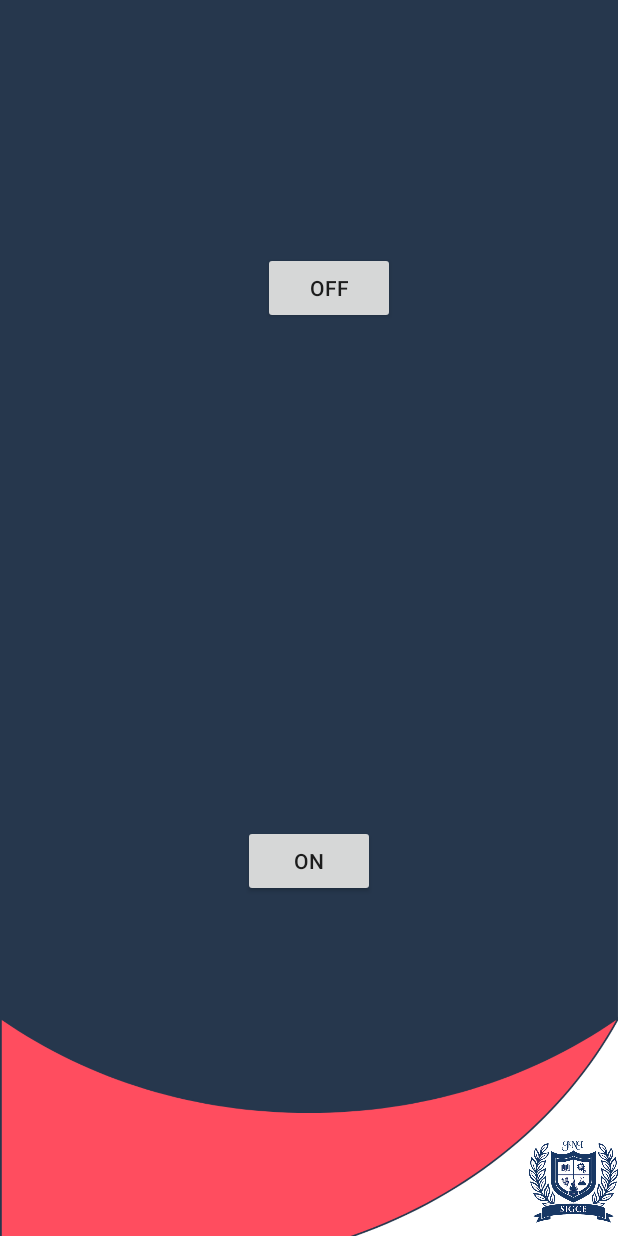
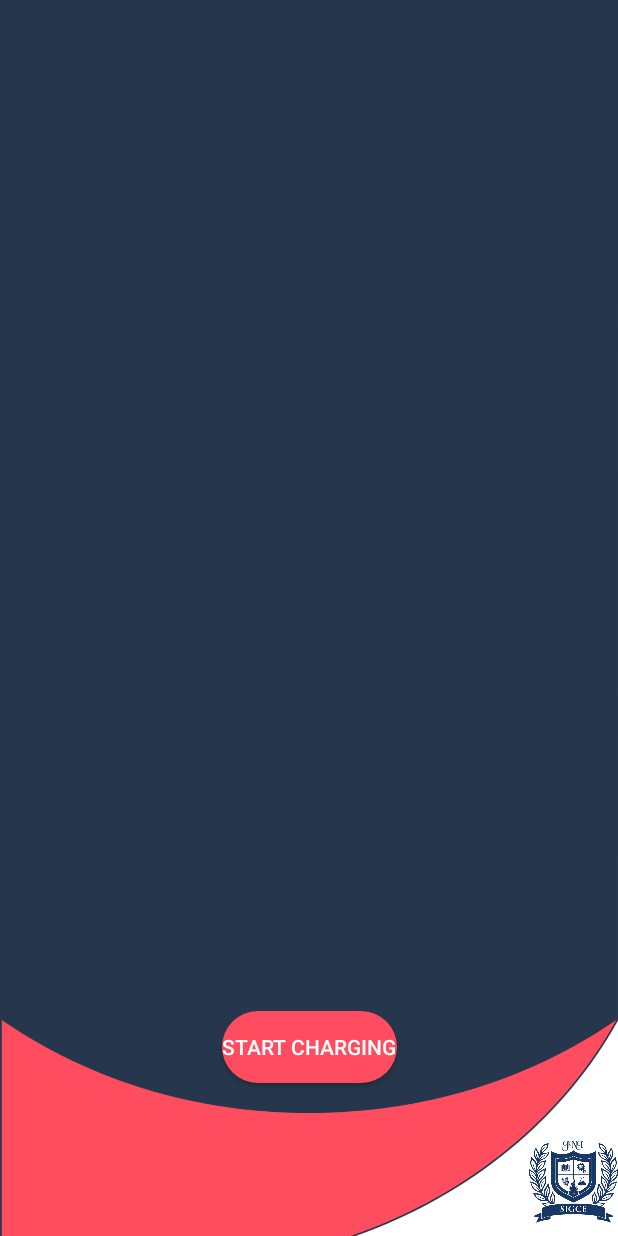
Before and after one commit to yashjariwala/CarChargerDYSM, an Android app: the startcharging screen opened directly, with no data from a screen before it, on a phone screen of 412 x 824 dp. Run offline under Robolectric (Android 15) with nearby library versions, the phone set to English and light mode, and no system bars; our stand-ins replace Firebase (no records; nobody signed in at launch, a user with empty details on screens opened directly).

Commit message:
Getting real time values from firebase database
Added code for start and stop charging and stuff!

```diff
--- a/app/build.gradle
+++ b/app/build.gradle
@@ -39,4 +39,6 @@ dependencies {
     androidTestImplementation 'androidx.test.ext:junit:1.1.2'
     androidTestImplementation 'androidx.test.espresso:espresso-core:3.3.0'
     implementation 'com.journeyapps:zxing-android-embedded:3.4.0'
+    // https://github.com/robinhood/ticker
+    implementation 'com.robinhood.ticker:ticker:2.0.2'
 }
--- a/app/src/main/AndroidManifest.xml
+++ b/app/src/main/AndroidManifest.xml
@@ -19,6 +19,7 @@
         <activity android:name=".PaymentGateway"></activity>
         <activity android:name=".qrScan"></activity>
         <activity android:name=".startcharging"></activity>
+        <activity android:name=".stopcharging"></activity>
         <activity android:name=".captureAct" android:screenOrientation="fullSensor" android:stateNotNeeded="true" android:windowSoftInputMode="stateAlwaysHidden"></activity>
         <activity android:name=".WelcomeScreen">
             <intent-filter>
--- a/app/src/main/java/com/dysm/carchargerdysm/startcharging.java
+++ b/app/src/main/java/com/dysm/carchargerdysm/startcharging.java
@@ -1,35 +1,35 @@
 package com.dysm.carchargerdysm;
 
+import android.content.Intent;
 import android.os.Bundle;
 import android.view.View;
-import android.webkit.WebView;
 import android.widget.Button;
+import android.widget.TextView;
+import android.widget.Toast;
 
+import androidx.annotation.NonNull;
+
+import com.google.firebase.database.DataSnapshot;
+import com.google.firebase.database.DatabaseError;
 import com.google.firebase.database.DatabaseReference;
 import com.google.firebase.database.FirebaseDatabase;
+import com.google.firebase.database.ValueEventListener;
 
 public class startcharging extends MainActivity{
     @Override
     protected void onCreate(Bundle savedInstanceState) {
         super.onCreate(savedInstanceState);
         setContentView(R.layout.startcharging);
-        Button ledon = findViewById(R.id.ledon);
-        ledon.setOnClickListener(new View.OnClickListener() {
+
+        Button startcharger = findViewById(R.id.chargeron);
+        startcharger.setOnClickListener(new View.OnClickListener() {
             @Override
             public void onClick(View v) {
                 FirebaseDatabase database = FirebaseDatabase.getInstance();
-                DatabaseReference myref = database.getReference().child("LED_STATUS");
-                myref.setValue(0);
-            }
-        });
-        Button ledoff = findViewById(R.id.ledoff);
-        ledoff.setOnClickListener(new View.OnClickListener() {
-            @Override
-            public void onClick(View v) {
-                FirebaseDatabase database = FirebaseDatabase.getInstance();
-                DatabaseReference myref = database.getReference().child("LED_STATUS");
-                myref.setValue(1);
-
+                DatabaseReference myref = database.getReference().child("CHARGER_STATUS");
+                    myref.setValue(true);
+                    Intent intent = new Intent(startcharging.this,stopcharging.class);
+                    startActivity(intent);
             }
         });
     }
--- a/app/src/main/res/layout/startcharging.xml
+++ b/app/src/main/res/layout/startcharging.xml
@@ -21,25 +21,16 @@
         app:srcCompat="@drawable/logo" />
 
     <Button
-        android:id="@+id/ledoff"
+        android:id="@+id/chargeron"
         android:layout_width="wrap_content"
         android:layout_height="wrap_content"
-        android:layout_marginTop="168dp"
-        android:text="off"
-        app:layout_constraintEnd_toEndOf="parent"
-        app:layout_constraintHorizontal_bias="0.541"
-        app:layout_constraintStart_toStartOf="parent"
-        app:layout_constraintTop_toTopOf="parent" />
-
-    <Button
-        android:id="@+id/ledon"
-        android:layout_width="wrap_content"
-        android:layout_height="wrap_content"
-        android:layout_marginTop="108dp"
-        android:text="on"
+        android:layout_marginTop="52dp"
+        android:background="@drawable/buttons"
+        android:text="@string/startchargingbutton"
+        android:textColor="#FFFFFF"
         app:layout_constraintBottom_toBottomOf="parent"
         app:layout_constraintEnd_toEndOf="parent"
-        app:layout_constraintHorizontal_bias="0.501"
         app:layout_constraintStart_toStartOf="parent"
-        app:layout_constraintTop_toBottomOf="@+id/ledoff" />
+        app:layout_constraintTop_toTopOf="parent"
+        app:layout_constraintVertical_bias="0.859" />
 </androidx.constraintlayout.widget.ConstraintLayout>
--- a/app/src/main/res/values/strings.xml
+++ b/app/src/main/res/values/strings.xml
@@ -29,4 +29,6 @@
     <string name="scannow">Scan Now</string>
     <string name="lampost">Lamp Post</string>
     <string name="instscanqr">Scan QR code present on the charging post to continue.</string>
+    <string name="startchargingbutton">Start Charging</string>
+    <string name="stopchargingbutton">Stop Charging</string>
 </resources>
```
Also changed, not shown: app/src/main/java/com/dysm/carchargerdysm/stopcharging.java (added, +76 -0 lines), app/src/main/res/layout/stopcharging.xml (added, +59 -0 lines).
